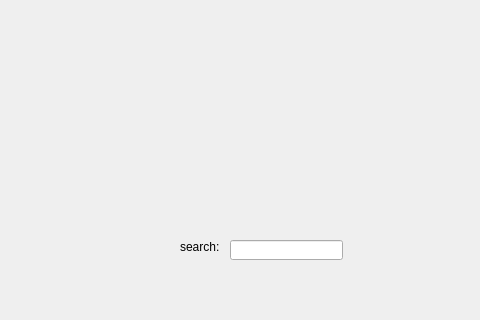
This is test1.ui in arm2050/testproject2 as Qt 5 draws it before an edit; both pictures show x 0 to 480 and y 0 to 320 of the 800 by 600 pixel window. The edited form follows.
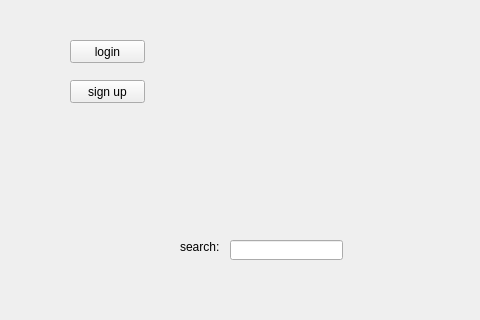
This is the edited form.

Commit message: login and sign_up buttons created

```diff
--- a/test1.ui
+++ b/test1.ui
@@ -37,6 +37,32 @@
      </rect>
     </property>
    </widget>
+   <widget class="QPushButton" name="login">
+    <property name="geometry">
+     <rect>
+      <x>70</x>
+      <y>40</y>
+      <width>75</width>
+      <height>23</height>
+     </rect>
+    </property>
+    <property name="text">
+     <string>login</string>
+    </property>
+   </widget>
+   <widget class="QPushButton" name="sign_up">
+    <property name="geometry">
+     <rect>
+      <x>70</x>
+      <y>80</y>
+      <width>75</width>
+      <height>23</height>
+     </rect>
+    </property>
+    <property name="text">
+     <string>sign up</string>
+    </property>
+   </widget>
   </widget>
   <widget class="QMenuBar" name="menubar">
    <property name="geometry">
```
Left out of the diff: 2 changed lines with no effect on the pictures.
